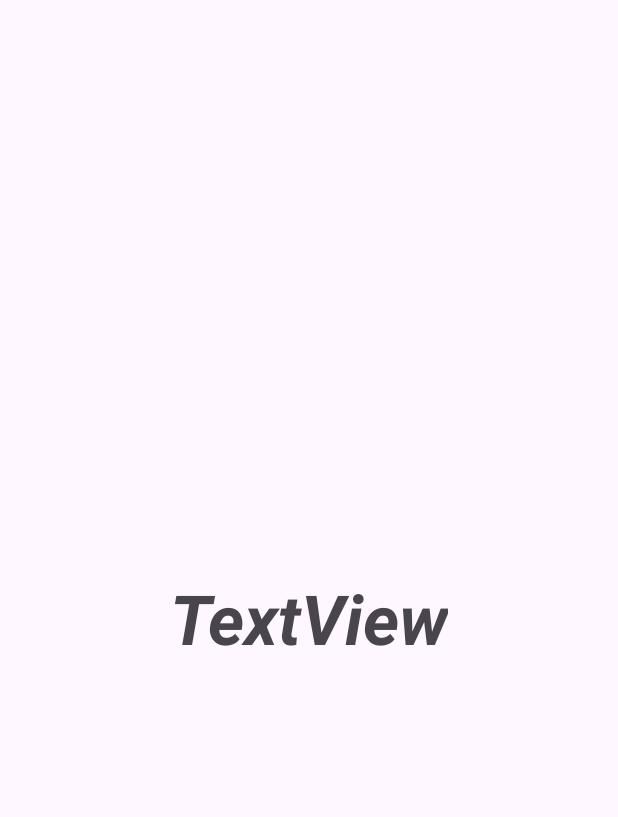
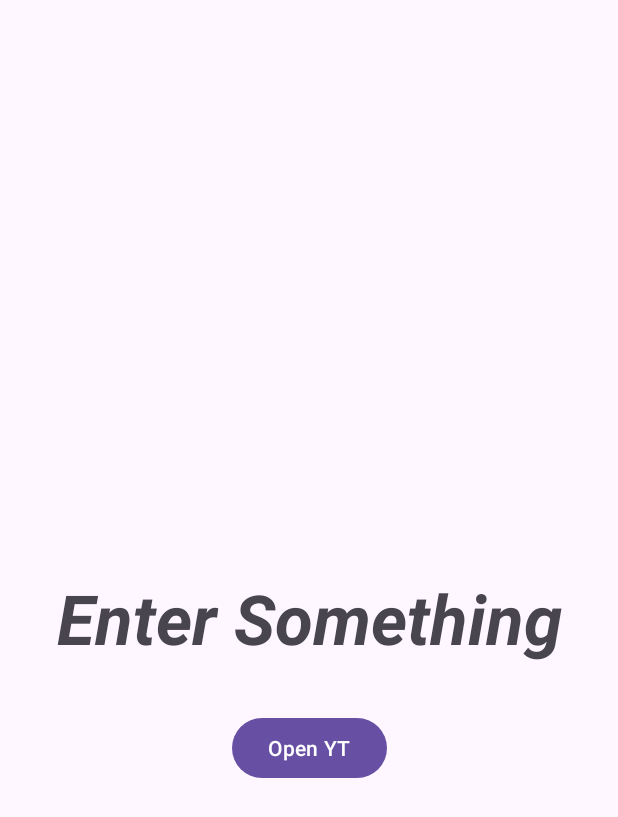
Before and after one commit to Emperor-Grey/AndroidBasics, an Android app: the SecondActivity screen opened directly, with no data from a screen before it, on a phone screen of 412 x 824 dp. Shown: the top 817 px of the screen. Run offline under Robolectric (Android 15) with nearby library versions, the light colour scheme and no system bars; 1 statement that could not run was skipped.

Commit message:
Added Implicit Intent in the IntentExample

```diff
--- a/IntentExample/app/src/main/java/com/example/intentexample/activities/SecondActivity.kt
+++ b/IntentExample/app/src/main/java/com/example/intentexample/activities/SecondActivity.kt
@@ -1,6 +1,9 @@
 package com.example.intentexample.activities
 
+import android.content.Intent
+import android.net.Uri
 import android.os.Bundle
+import android.widget.Button
 import android.widget.TextView
 import androidx.activity.enableEdgeToEdge
 import androidx.appcompat.app.AppCompatActivity
@@ -19,8 +22,18 @@ class SecondActivity : AppCompatActivity() {
             insets
         }
         val name = findViewById<TextView>(R.id.name)
+        val openYT = findViewById<Button>(R.id.openYT)
+
+        // Explicit Intent
         val intentData = intent.getStringExtra("name")
+        name.text = intentData.toString()
 
-        name.text = intentData.toString()
+        // Implicit Intent - Open page or send mail or share and so on
+        openYT.setOnClickListener {
+            val intent =
+                Intent(Intent.ACTION_VIEW, Uri.parse("https://www.youtube.com/@kinggrey2511"))
+            startActivity(intent)
+        }
+
     }
 }
--- a/IntentExample/app/src/main/res/layout/activity_second.xml
+++ b/IntentExample/app/src/main/res/layout/activity_second.xml
@@ -7,16 +7,26 @@
     android:layout_height="match_parent"
     tools:context=".activities.SecondActivity">
 
-
     <TextView
         android:id="@+id/name"
         android:layout_width="wrap_content"
         android:layout_height="wrap_content"
-        android:text="TextView"
+        android:text="Enter Something"
         android:textSize="46sp"
         android:textStyle="bold|italic"
         app:layout_constraintBottom_toBottomOf="parent"
         app:layout_constraintEnd_toEndOf="parent"
         app:layout_constraintStart_toStartOf="parent"
         app:layout_constraintTop_toTopOf="parent" />
+
+    <Button
+        android:id="@+id/openYT"
+        android:layout_width="wrap_content"
+        android:layout_height="wrap_content"
+        android:layout_marginTop="32dp"
+        android:text="Open YT"
+        app:layout_constraintEnd_toEndOf="parent"
+        app:layout_constraintStart_toStartOf="parent"
+        app:layout_constraintTop_toBottomOf="@+id/name" />
+
 </androidx.constraintlayout.widget.ConstraintLayout>
```
